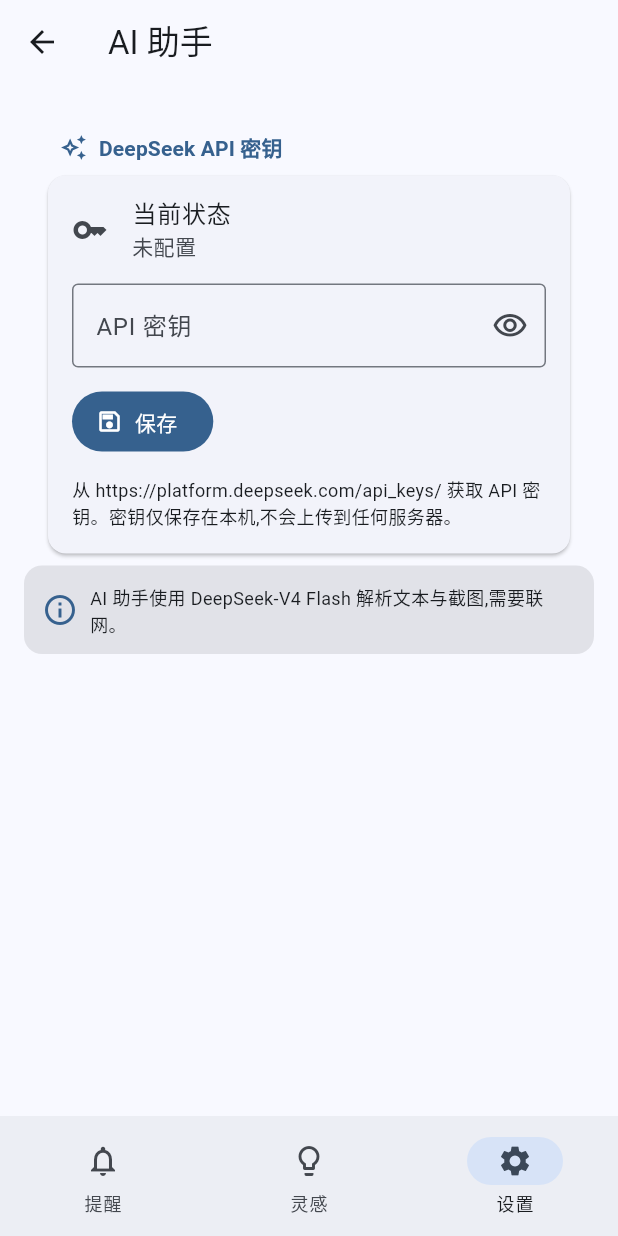
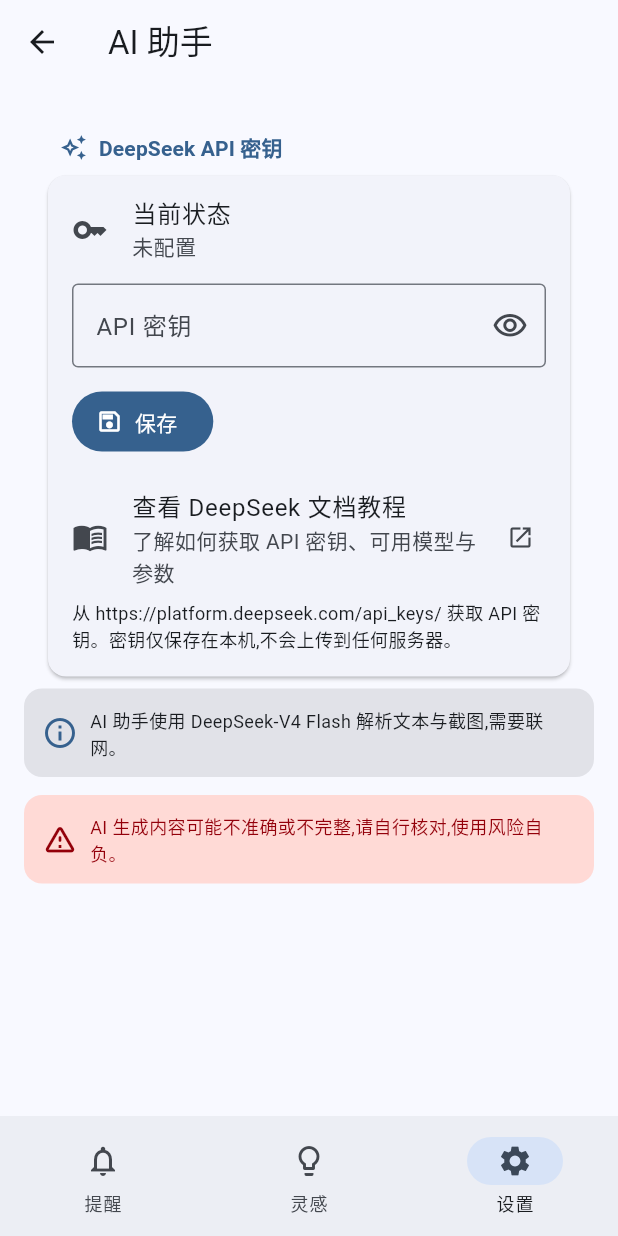
Before and after one commit to DsDG1/Nous_Mind, a Flutter app: the AiSettingsPage screen opened by its route, on a phone screen of 412 x 824 dp. Run offline on Flutter 3.47's test engine with Material 3 defaults, Android fonts, the phone set to English and light mode, and no system bars; our stand-ins replace file_picker, flutter_local_notifications, flutter_timezone, go_router, image_picker, nested and 5 more; missing offline and left inert: google_mlkit_text_recognition; accounts and stored records are empty.

Commit message:
feat: add DeepSeek tutorial link and AI risk disclaimer
Surface a tappable tile in the AI settings subpage that launches the
DeepSeek API docs in the system browser, and add a warning banner
stating that AI output may be inaccurate and is used at the user's
own risk.

- Add url_launcher ^6.3.1 for external link handling
- Declare https VIEW in Android <queries> for Android 11+ visibility
- Tutorial tile uses LaunchMode.externalApplication with a SnackBar
  fallback if no browser handler is available

```diff
--- a/lib/pages/settings/ai_settings_page.dart
+++ b/lib/pages/settings/ai_settings_page.dart
@@ -1,5 +1,6 @@
 import 'package:flutter/material.dart';
 import 'package:provider/provider.dart';
+import 'package:url_launcher/url_launcher.dart';
 
 import '../../viewmodels/settings_view_model.dart';
 import '../../widgets/settings_section.dart';
@@ -17,6 +18,14 @@
 class _AiSettingsPageState extends State<AiSettingsPage> {
   final TextEditingController _controller = TextEditingController();
   bool _obscure = true;
+
+  /// DeepSeek's public Chinese API documentation. Surfaced as a tutorial
+  /// shortcut on this page so first-time users can quickly look up how to
+  /// obtain a key, which models are available, and what each request
+  /// parameter means.
+  static final Uri _tutorialUri = Uri.parse(
+    'https://api-docs.deepseek.com/zh-cn/',
+  );
 
   @override
   void initState() {
@@ -54,6 +63,21 @@
     ScaffoldMessenger.of(context)
       ..hideCurrentSnackBar()
       ..showSnackBar(const SnackBar(content: Text('已清除')));
+  }
+
+  /// Opens the DeepSeek docs in the system browser. `externalApplication`
+  /// is preferred over an in-app webview so users land in a familiar
+  /// browsing environment that can sign in to their DeepSeek account.
+  Future<void> _openTutorial() async {
+    final ok = await launchUrl(
+      _tutorialUri,
+      mode: LaunchMode.externalApplication,
+    );
+    if (!ok && mounted) {
+      ScaffoldMessenger.of(context)
+        ..hideCurrentSnackBar()
+        ..showSnackBar(const SnackBar(content: Text('无法打开浏览器')));
+    }
   }
 
   @override
@@ -122,6 +146,13 @@
                         ],
                       ),
                     ),
+                    ListTile(
+                      leading: const Icon(Icons.menu_book_outlined),
+                      title: const Text('查看 DeepSeek 文档教程'),
+                      subtitle: const Text('了解如何获取 API 密钥、可用模型与参数'),
+                      trailing: const Icon(Icons.open_in_new, size: 18),
+                      onTap: _openTutorial,
+                    ),
                     const Padding(
                       padding: EdgeInsets.fromLTRB(16, 0, 16, 16),
                       child: SelectableText(
@@ -152,6 +183,32 @@
                     ],
                   ),
                 ),
+                const SizedBox(height: 12),
+                Container(
+                  padding: const EdgeInsets.all(12),
+                  decoration: BoxDecoration(
+                    color: colors.errorContainer,
+                    borderRadius: BorderRadius.circular(12),
+                  ),
+                  child: Row(
+                    children: <Widget>[
+                      Icon(
+                        Icons.warning_amber_rounded,
+                        color: colors.onErrorContainer,
+                      ),
+                      const SizedBox(width: 8),
+                      Expanded(
+                        child: Text(
+                          'AI 生成内容可能不准确或不完整,请自行核对,使用风险自负。',
+                          style: TextStyle(
+                            fontSize: 12,
+                            color: colors.onErrorContainer,
+                          ),
+                        ),
+                      ),
+                    ],
+                  ),
+                ),
               ],
             );
           },
--- a/pubspec.yaml
+++ b/pubspec.yaml
@@ -51,6 +51,7 @@
   share_plus: ^12.0.0
   file_picker: ^10.3.10
   package_info_plus: ^9.0.0
+  url_launcher: ^6.3.1
 
 dev_dependencies:
   flutter_test:
```
Also changed, not shown: pubspec.lock, 1 other file.
